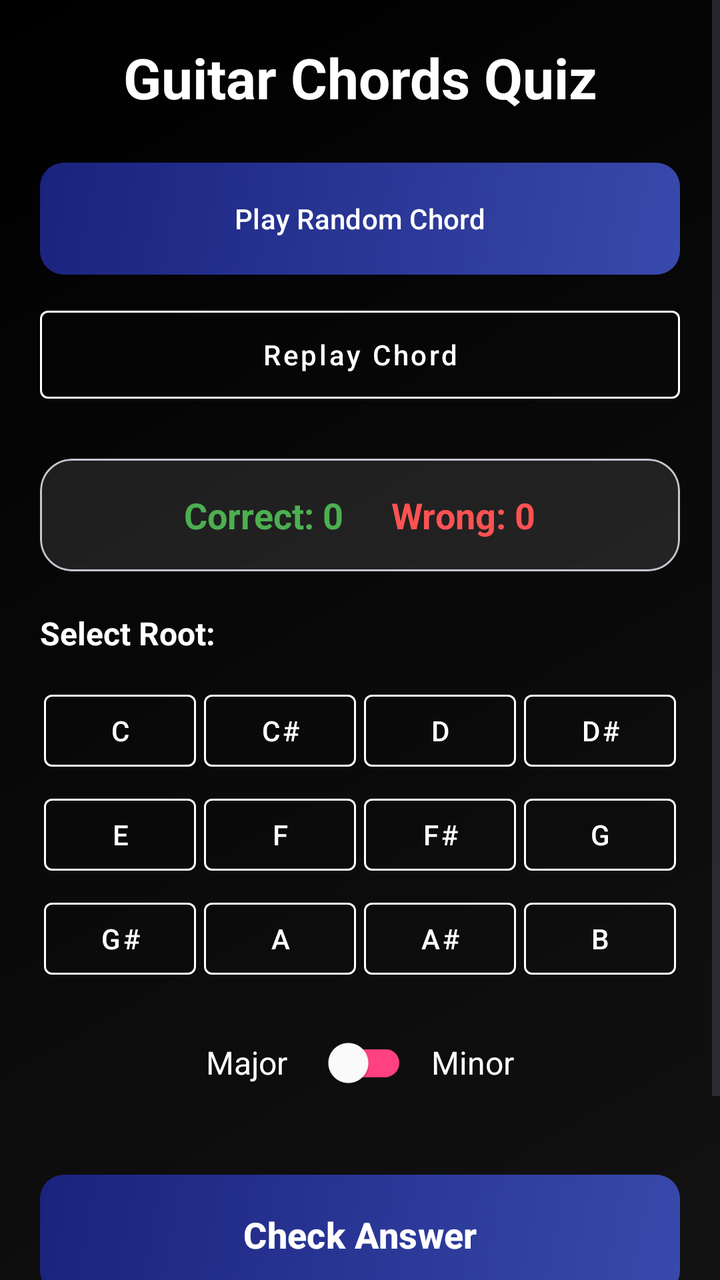
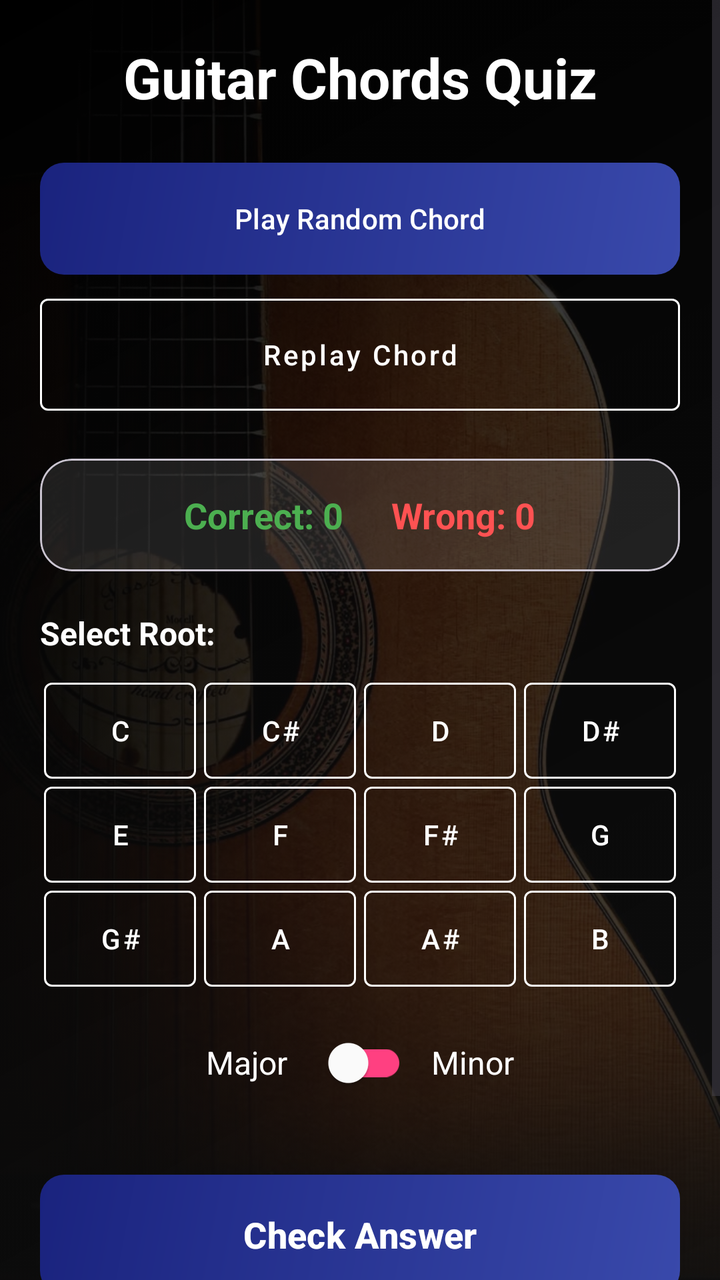

Compare the two renders of this Android layout. The source of the first and the diff that turns it into the second are given below.
<!-- AndroidManifest.xml: application theme Theme.GeffenFinalProject -->
<!-- res/layout/activity_user_guitar_chords_quiz.xml -->
<?xml version="1.0" encoding="utf-8"?>
<androidx.constraintlayout.widget.ConstraintLayout xmlns:android="http://schemas.android.com/apk/res/android"
    xmlns:app="http://schemas.android.com/apk/res-auto"
    xmlns:tools="http://schemas.android.com/tools"
    android:id="@+id/main"
    android:layout_width="match_parent"
    android:layout_height="match_parent"
    android:background="@drawable/main_gradient"
    tools:context=".user_guitar_chords_quiz">

    <ScrollView
        android:layout_width="match_parent"
        android:layout_height="match_parent"
        android:fillViewport="true">

        <LinearLayout
            android:layout_width="match_parent"
            android:layout_height="wrap_content"
            android:orientation="vertical"
            android:padding="20dp">

            <TextView
                android:id="@+id/titleText"
                android:layout_width="match_parent"
                android:layout_height="wrap_content"
                android:layout_marginBottom="24dp"
                android:gravity="center"
                android:text="Guitar Chords Quiz"
                android:textColor="@color/white"
                android:textSize="28sp"
                android:textStyle="bold" />



            <com.google.android.material.button.MaterialButton
                android:id="@+id/btnPlayChord"
                android:layout_width="match_parent"
                android:layout_height="56dp"
                android:layout_marginBottom="12dp"
                android:background="@drawable/button_primary"
                android:text="Play Random Chord"
                android:textAllCaps="false"
                android:textColor="@color/white"
                app:backgroundTint="@null"
                app:cornerRadius="12dp" />

            <com.google.android.material.button.MaterialButton
                android:id="@+id/btnReplay"
                style="@style/Widget.MaterialComponents.Button.OutlinedButton"
                android:layout_width="match_parent"
                android:layout_height="56dp"
                android:layout_marginBottom="24dp"
                android:text="Replay Chord"
                android:textAllCaps="false"
                android:textColor="@color/white"
                app:strokeColor="@color/white" />

            <com.google.android.material.card.MaterialCardView
                android:layout_width="match_parent"
                android:layout_height="wrap_content"
                android:layout_marginBottom="20dp"
                app:cardBackgroundColor="#1AFFFFFF"
                app:cardCornerRadius="16dp"
                app:cardElevation="0dp">

                <LinearLayout
                    android:layout_width="match_parent"
                    android:layout_height="wrap_content"
                    android:gravity="center"
                    android:orientation="horizontal"
                    android:padding="16dp">

                    <TextView
                        android:id="@+id/scoreText"
                        android:layout_width="wrap_content"
                        android:layout_height="wrap_content"
                        android:layout_marginEnd="24dp"
                        android:text="Correct: 0"
                        android:textColor="#4CAF50"
                        android:textSize="18sp"
                        android:textStyle="bold" />

                    <TextView
                        android:id="@+id/wrongText"
                        android:layout_width="wrap_content"
                        android:layout_height="wrap_content"
                        android:text="Wrong: 0"
                        android:textColor="#FF5252"
                        android:textSize="18sp"
                        android:textStyle="bold" />
                </LinearLayout>
            </com.google.android.material.card.MaterialCardView>

            <TextView
                android:layout_width="match_parent"
                android:layout_height="wrap_content"
                android:layout_marginBottom="12dp"
                android:text="Select Root:"
                android:textColor="@color/white"
                android:textSize="16sp"
                android:textStyle="bold" />

            <GridLayout
                android:layout_width="match_parent"
                android:layout_height="wrap_content"
                android:layout_marginBottom="12dp"
                android:columnCount="4">

                <com.google.android.material.button.MaterialButton
                    android:id="@+id/btnRootC"
                    style="@style/Widget.MaterialComponents.Button.TextButton"
                    android:layout_width="0dp"
                    android:layout_height="wrap_content"
                    android:layout_columnWeight="1"
                    android:text="C"
                    android:textColor="@color/white"
                    app:strokeColor="@color/white"
                    app:strokeWidth="1dp"
                    android:layout_margin="2dp"
                    />

                <com.google.android.material.button.MaterialButton
                    android:id="@+id/btnRootCSharp"
                    style="@style/Widget.MaterialComponents.Button.TextButton"
                    android:layout_width="0dp"
                    android:layout_height="wrap_content"
                    android:layout_columnWeight="1"
                    android:text="C#"
                    android:textColor="@color/white"
                    app:strokeColor="@color/white"
                    app:strokeWidth="1dp"
                    android:layout_margin="2dp"
                    />

                <com.google.android.material.button.MaterialButton
                    android:id="@+id/btnRootD"
                    style="@style/Widget.MaterialComponents.Button.TextButton"
                    android:layout_width="0dp"
                    android:layout_height="wrap_content"
                    android:layout_columnWeight="1"
                    android:text="D"
                    android:textColor="@color/white"
                    app:strokeColor="@color/white"
                    app:strokeWidth="1dp"
                    android:layout_margin="2dp"
                    />

                <com.google.android.material.button.MaterialButton
                    android:id="@+id/btnRootDSharp"
                    style="@style/Widget.MaterialComponents.Button.TextButton"
                    android:layout_width="0dp"
                    android:layout_height="wrap_content"
                    android:layout_columnWeight="1"
                    android:text="D#"
                    android:textColor="@color/white"
                    app:strokeColor="@color/white"
                    app:strokeWidth="1dp"
                    android:layout_margin="2dp"
                    />

                <com.google.android.material.button.MaterialButton
                    android:id="@+id/btnRootE"
                    style="@style/Widget.MaterialComponents.Button.TextButton"
                    android:layout_width="0dp"
                    android:layout_height="wrap_content"
                    android:layout_columnWeight="1"
                    android:text="E"
                    android:textColor="@color/white"
                    app:strokeColor="@color/white"
                    app:strokeWidth="1dp"
                    android:layout_margin="2dp"
                    />

                <com.google.android.material.button.MaterialButton
                    android:id="@+id/btnRootF"
                    style="@style/Widget.MaterialComponents.Button.TextButton"
                    android:layout_width="0dp"
                    android:layout_height="wrap_content"
                    android:layout_columnWeight="1"
                    android:text="F"
                    android:textColor="@color/white"
                    app:strokeColor="@color/white"
                    app:strokeWidth="1dp"
                    android:layout_margin="2dp"
                    />

                <com.google.android.material.button.MaterialButton
                    android:id="@+id/btnRootFSharp"
                    style="@style/Widget.MaterialComponents.Button.TextButton"
                    android:layout_width="0dp"
                    android:layout_height="wrap_content"
                    android:layout_columnWeight="1"
                    android:text="F#"
                    android:textColor="@color/white"
                    app:strokeColor="@color/white"
                    app:strokeWidth="1dp"
                    android:layout_margin="2dp"
                    />

                <com.google.android.material.button.MaterialButton
                    android:id="@+id/btnRootG"
                    style="@style/Widget.MaterialComponents.Button.TextButton"
                    android:layout_width="0dp"
                    android:layout_height="wrap_content"
                    android:layout_columnWeight="1"
                    android:text="G"
                    android:textColor="@color/white"
                    app:strokeColor="@color/white"
                    app:strokeWidth="1dp"
                    android:layout_margin="2dp"
                    />

                <com.google.android.material.button.MaterialButton
                    android:id="@+id/btnRootGSharp"
                    style="@style/Widget.MaterialComponents.Button.TextButton"
                    android:layout_width="0dp"
                    android:layout_height="wrap_content"
                    android:layout_columnWeight="1"
                    android:text="G#"
                    android:textColor="@color/white"
                    app:strokeColor="@color/white"
                    app:strokeWidth="1dp"
                    android:layout_margin="2dp"
                    />

                <com.google.android.material.button.MaterialButton
                    android:id="@+id/btnRootA"
                    style="@style/Widget.MaterialComponents.Button.TextButton"
                    android:layout_width="0dp"
                    android:layout_height="wrap_content"
                    android:layout_columnWeight="1"
                    android:text="A"
                    android:textColor="@color/white"
                    app:strokeColor="@color/white"
                    app:strokeWidth="1dp"
                    android:layout_margin="2dp"
                    />

                <com.google.android.material.button.MaterialButton
                    android:id="@+id/btnRootASharp"
                    style="@style/Widget.MaterialComponents.Button.TextButton"
                    android:layout_width="0dp"
                    android:layout_height="wrap_content"
                    android:layout_columnWeight="1"
                    android:text="A#"
                    android:textColor="@color/white"
                    app:strokeColor="@color/white"
                    app:strokeWidth="1dp"
                    android:layout_margin="2dp"
                    />

                <com.google.android.material.button.MaterialButton
                    android:id="@+id/btnRootB"
                    style="@style/Widget.MaterialComponents.Button.TextButton"
                    android:layout_width="0dp"
                    android:layout_height="wrap_content"
                    android:layout_columnWeight="1"
                    android:text="B"
                    android:textColor="@color/white"
                    app:strokeColor="@color/white"
                    app:strokeWidth="1dp"
                    android:layout_margin="2dp"
                    />

            </GridLayout>

            <LinearLayout
                android:layout_width="match_parent"
                android:layout_height="wrap_content"
                android:layout_marginBottom="32dp"
                android:gravity="center"
                android:orientation="horizontal">

                <TextView
                    android:layout_width="wrap_content"
                    android:layout_height="wrap_content"
                    android:layout_marginEnd="12dp"
                    android:text="Major"
                    android:textColor="@color/white"
                    android:textSize="16sp" />

                <com.google.android.material.switchmaterial.SwitchMaterial
                    android:id="@+id/switchType"
                    android:layout_width="wrap_content"
                    android:layout_height="wrap_content"
                    app:thumbTint="@color/white"
                    app:trackTint="@color/accent" />

                <TextView
                    android:layout_width="wrap_content"
                    android:layout_height="wrap_content"
                    android:layout_marginStart="12dp"
                    android:text="Minor"
                    android:textColor="@color/white"
                    android:textSize="16sp" />
            </LinearLayout>

            <com.google.android.material.button.MaterialButton
                android:id="@+id/btnCheckAnswer"
                android:layout_width="match_parent"
                android:layout_height="60dp"
                android:background="@drawable/button_secondary"
                android:text="Check Answer"
                android:textAllCaps="false"
                android:textColor="@color/white"
                android:textSize="18sp"
                android:textStyle="bold"
                app:backgroundTint="@null"
                app:cornerRadius="12dp" />

            <com.google.android.material.button.MaterialButton
                android:id="@+id/btnStop"
                android:layout_width="match_parent"
                android:layout_height="64dp"
                android:text="Stop Test"
                android:textColor="@color/white"
                android:background="@drawable/button_primary"
                app:backgroundTint="@null"
                app:cornerRadius="12dp"
                android:textSize="20sp"
                android:textStyle="bold"
                android:textAllCaps="false"
                android:layout_marginTop="16dp" />

        </LinearLayout>
    </ScrollView>

</androidx.constraintlayout.widget.ConstraintLayout>
<!-- resources referenced by this layout -->
<resources>
  <color name="accent">#FF4081</color>
  <color name="white">#FFFFFFFF</color>
  <!-- drawable button_primary (drawable) -->
  <?xml version="1.0" encoding="utf-8"?>
  <ripple xmlns:android="http://schemas.android.com/apk/res/android"
      android:color="#40FFFFFF">
      <item android:drawable="@drawable/button_gradient" />
  </ripple>
  <!-- drawable button_secondary (drawable) -->
  <?xml version="1.0" encoding="utf-8"?>
  <ripple xmlns:android="http://schemas.android.com/apk/res/android"
      android:color="#40FFFFFF">
      <item android:drawable="@drawable/button_gradient" />
  </ripple>
  <!-- drawable main_gradient (drawable) -->
  <?xml version="1.0" encoding="utf-8"?>
  <shape xmlns:android="http://schemas.android.com/apk/res/android"
      android:shape="rectangle">
      <gradient
          android:angle="135"
          android:endColor="@color/bg_end"
          android:startColor="@color/bg_start"
          android:type="linear" />
  </shape>
  <style name="Theme.GeffenFinalProject" parent="Base.Theme.GeffenFinalProject" />
  <!-- drawable button_gradient (drawable) -->
  <?xml version="1.0" encoding="utf-8"?>
  <shape xmlns:android="http://schemas.android.com/apk/res/android"
      android:shape="rectangle">
      <gradient
          android:angle="135"
          android:endColor="@color/button_bg_end"
          android:startColor="@color/button_bg_start"
          android:type="linear" />
      <corners android:radius="12dp" />
  </shape>
  <color name="bg_end">#000000</color>
  <color name="bg_start">#121212</color>
  <style name="Base.Theme.GeffenFinalProject" parent="Theme.Material3.DayNight.NoActionBar">
          
          
      </style>
  <color name="button_bg_end">#1A237E</color>
  <color name="button_bg_start">#3949AB</color>
</resources>

<!-- the commit's change to res/layout/activity_user_guitar_chords_quiz.xml (unified diff, before → after) -->
@@ -8,6 +8,13 @@
     android:background="@drawable/main_gradient"
     tools:context=".user_guitar_chords_quiz">
 
+    <ImageView
+        android:layout_width="match_parent"
+        android:layout_height="match_parent"
+        android:src="@drawable/guitarimage"
+        android:scaleType="centerCrop"
+        android:alpha="0.2" />
+
     <ScrollView
         android:layout_width="match_parent"
         android:layout_height="match_parent"
@@ -35,12 +42,15 @@
             <com.google.android.material.button.MaterialButton
                 android:id="@+id/btnPlayChord"
                 android:layout_width="match_parent"
-                android:layout_height="56dp"
+                android:layout_height="wrap_content"
+                android:minHeight="56dp"
                 android:layout_marginBottom="12dp"
                 android:background="@drawable/button_primary"
                 android:text="Play Random Chord"
                 android:textAllCaps="false"
                 android:textColor="@color/white"
+                android:insetTop="0dp"
+                android:insetBottom="0dp"
                 app:backgroundTint="@null"
                 app:cornerRadius="12dp" />
 
@@ -48,11 +58,14 @@
                 android:id="@+id/btnReplay"
                 style="@style/Widget.MaterialComponents.Button.OutlinedButton"
                 android:layout_width="match_parent"
-                android:layout_height="56dp"
+                android:layout_height="wrap_content"
+                android:minHeight="56dp"
                 android:layout_marginBottom="24dp"
                 android:text="Replay Chord"
                 android:textAllCaps="false"
                 android:textColor="@color/white"
+                android:insetTop="0dp"
+                android:insetBottom="0dp"
                 app:strokeColor="@color/white" />
 
             <com.google.android.material.card.MaterialCardView
@@ -114,6 +127,8 @@
                     android:layout_columnWeight="1"
                     android:text="C"
                     android:textColor="@color/white"
+                    android:insetTop="0dp"
+                    android:insetBottom="0dp"
                     app:strokeColor="@color/white"
                     app:strokeWidth="1dp"
                     android:layout_margin="2dp"
@@ -127,6 +142,8 @@
                     android:layout_columnWeight="1"
                     android:text="C#"
                     android:textColor="@color/white"
+                    android:insetTop="0dp"
+                    android:insetBottom="0dp"
                     app:strokeColor="@color/white"
                     app:strokeWidth="1dp"
                     android:layout_margin="2dp"
@@ -140,6 +157,8 @@
                     android:layout_columnWeight="1"
                     android:text="D"
                     android:textColor="@color/white"
+                    android:insetTop="0dp"
+                    android:insetBottom="0dp"
                     app:strokeColor="@color/white"
                     app:strokeWidth="1dp"
                     android:layout_margin="2dp"
@@ -153,6 +172,8 @@
                     android:layout_columnWeight="1"
                     android:text="D#"
                     android:textColor="@color/white"
+                    android:insetTop="0dp"
+                    android:insetBottom="0dp"
                     app:strokeColor="@color/white"
                     app:strokeWidth="1dp"
                     android:layout_margin="2dp"
@@ -166,6 +187,8 @@
                     android:layout_columnWeight="1"
                     android:text="E"
                     android:textColor="@color/white"
+                    android:insetTop="0dp"
+                    android:insetBottom="0dp"
                     app:strokeColor="@color/white"
                     app:strokeWidth="1dp"
                     android:layout_margin="2dp"
@@ -179,6 +202,8 @@
                     android:layout_columnWeight="1"
                     android:text="F"
                     android:textColor="@color/white"
+                    android:insetTop="0dp"
+                    android:insetBottom="0dp"
                     app:strokeColor="@color/white"
                     app:strokeWidth="1dp"
                     android:layout_margin="2dp"
@@ -192,6 +217,8 @@
                     android:layout_columnWeight="1"
                     android:text="F#"
                     android:textColor="@color/white"
+                    android:insetTop="0dp"
+                    android:insetBottom="0dp"
                     app:strokeColor="@color/white"
                     app:strokeWidth="1dp"
                     android:layout_margin="2dp"
@@ -205,6 +232,8 @@
                     android:layout_columnWeight="1"
                     android:text="G"
                     android:textColor="@color/white"
+                    android:insetTop="0dp"
+                    android:insetBottom="0dp"
                     app:strokeColor="@color/white"
                     app:strokeWidth="1dp"
                     android:layout_margin="2dp"
@@ -218,6 +247,8 @@
                     android:layout_columnWeight="1"
                     android:text="G#"
                     android:textColor="@color/white"
+                    android:insetTop="0dp"
+                    android:insetBottom="0dp"
                     app:strokeColor="@color/white"
                     app:strokeWidth="1dp"
                     android:layout_margin="2dp"
@@ -231,6 +262,8 @@
                     android:layout_columnWeight="1"
                     android:text="A"
                     android:textColor="@color/white"
+                    android:insetTop="0dp"
+                    android:insetBottom="0dp"
                     app:strokeColor="@color/white"
                     app:strokeWidth="1dp"
                     android:layout_margin="2dp"
@@ -244,6 +277,8 @@
                     android:layout_columnWeight="1"
                     android:text="A#"
                     android:textColor="@color/white"
+                    android:insetTop="0dp"
+                    android:insetBottom="0dp"
                     app:strokeColor="@color/white"
                     app:strokeWidth="1dp"
                     android:layout_margin="2dp"
@@ -257,6 +292,8 @@
                     android:layout_columnWeight="1"
                     android:text="B"
                     android:textColor="@color/white"
+                    android:insetTop="0dp"
+                    android:insetBottom="0dp"
                     app:strokeColor="@color/white"
                     app:strokeWidth="1dp"
                     android:layout_margin="2dp"
@@ -298,23 +335,29 @@
             <com.google.android.material.button.MaterialButton
                 android:id="@+id/btnCheckAnswer"
                 android:layout_width="match_parent"
-                android:layout_height="60dp"
+                android:layout_height="wrap_content"
+                android:minHeight="60dp"
                 android:background="@drawable/button_secondary"
                 android:text="Check Answer"
                 android:textAllCaps="false"
                 android:textColor="@color/white"
                 android:textSize="18sp"
                 android:textStyle="bold"
+                android:insetTop="0dp"
+                android:insetBottom="0dp"
                 app:backgroundTint="@null"
                 app:cornerRadius="12dp" />
 
             <com.google.android.material.button.MaterialButton
                 android:id="@+id/btnStop"
                 android:layout_width="match_parent"
-                android:layout_height="64dp"
+                android:layout_height="wrap_content"
+                android:minHeight="64dp"
                 android:text="Stop Test"
                 android:textColor="@color/white"
                 android:background="@drawable/button_primary"
+                android:insetTop="0dp"
+                android:insetBottom="0dp"
                 app:backgroundTint="@null"
                 app:cornerRadius="12dp"
                 android:textSize="20sp"
<!-- resource entries referenced after the edit -->
@@ -14,6 +14,7 @@
       android:color="#40FFFFFF">
       <item android:drawable="@drawable/button_gradient" />
   </ripple>
+  <!-- drawable guitarimage: jpg bitmap (drawable, 106583 bytes) -->
   <!-- drawable main_gradient (drawable) -->
   <?xml version="1.0" encoding="utf-8"?>
   <shape xmlns:android="http://schemas.android.com/apk/res/android"
